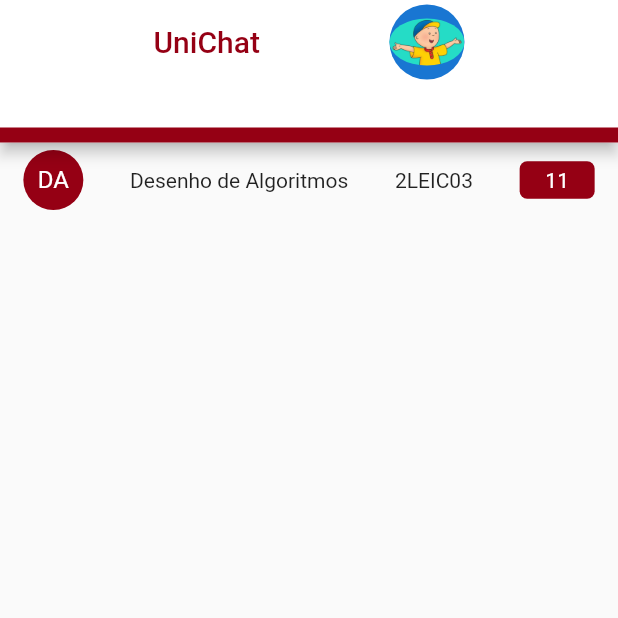
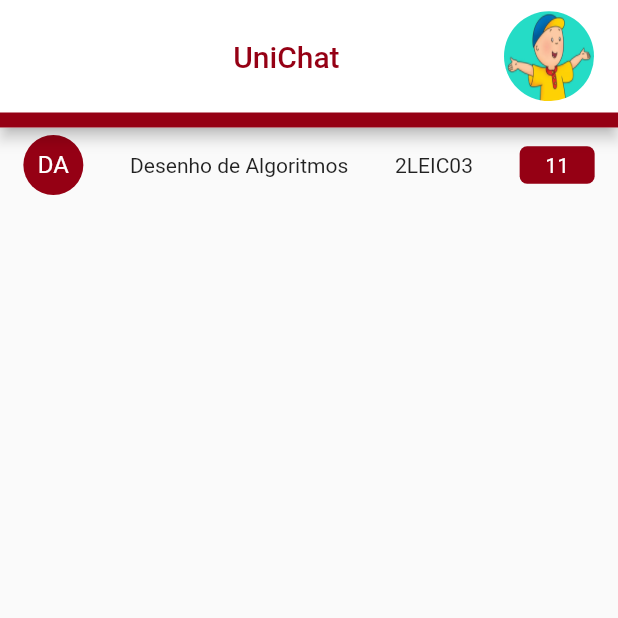
Before and after one commit to afs202005277/UniChat, a Flutter app: the screen it shows after launch, on a phone screen of 412 x 824 dp, the top half of it. Run offline on Flutter 3.47's test engine with Material 2 defaults, Android fonts, the phone set to English and light mode, and no system bars.

Commit message:
Finished top bar

```diff
--- a/VerticalProt/vertical_prototype/lib/top_bar.dart
+++ b/VerticalProt/vertical_prototype/lib/top_bar.dart
@@ -9,27 +9,29 @@ class TopBar extends StatelessWidget with PreferredSizeWidget {
   @override
   Widget build(BuildContext context) {
     return AppBar(
+      toolbarHeight: 85,
       title: Row(
-          crossAxisAlignment: CrossAxisAlignment.center,
-          mainAxisAlignment: MainAxisAlignment.spaceEvenly,
+          mainAxisAlignment: MainAxisAlignment.spaceBetween,
           children: [
-            Text(_title),
-            CircleAvatar(
-              radius: 25.0,
-              child: ClipOval(
-                child: Image.asset('assets/images/ruca.jpg'),
-                //borderRadius: BorderRadius.circular(10.0),
-              ),
-            )
-          ]),
+        const Text("      "),
+        Text(_title),
+        Container(
+            width: 60.0,
+            height: 60.0,
+            decoration: const BoxDecoration(
+                shape: BoxShape.circle,
+                image: DecorationImage(
+                    fit: BoxFit.fill,
+                    image: AssetImage('assets/images/ruca.jpg'))))
+      ]),
       backgroundColor: Colors.white,
-      foregroundColor: Color.fromRGBO(149, 0, 20, 1),
+      foregroundColor: const Color.fromRGBO(149, 0, 20, 1),
       bottom: PreferredSize(
-          preferredSize: Size.fromHeight(10.0),
-          child: Container(color: Color.fromRGBO(149, 0, 20, 1), height: 10.0)),
+          preferredSize: const Size.fromHeight(10.0),
+          child: Container(color: const Color.fromRGBO(149, 0, 20, 1), height: 10.0)),
     );
   }
 
   @override
-  Size get preferredSize => const Size.fromHeight(95.0);
+  Size get preferredSize => const Size.fromHeight(85.0);
 }
```
Also changed, not shown: 1 other file.
